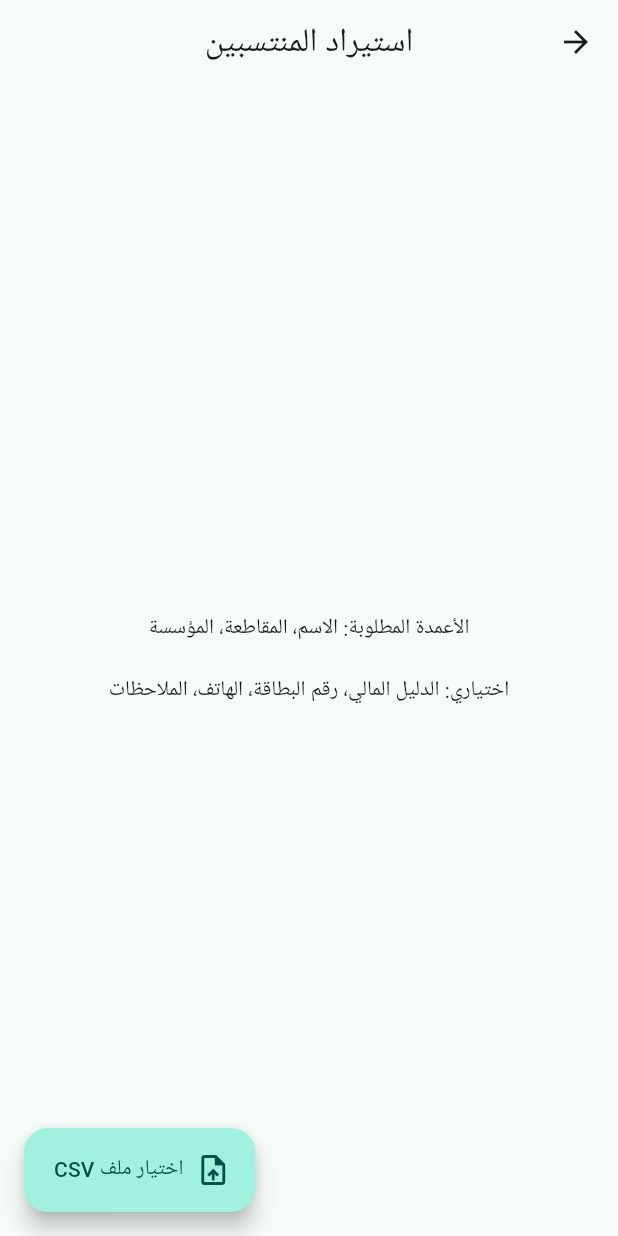
After one commit to msalemmlemine-sketch/tam-mobile, a Flutter app: the MoreScreen screen opened directly, after a tap on "استيراد المنتسبين (CSV)", on a phone screen of 412 x 824 dp. The commit adds this screen. Run offline on Flutter 3.47's test engine with Material 3 defaults, Android fonts, the phone set to English and light mode, and no system bars; our stand-ins replace csv, file_picker, flutter_secure_storage, pdf, share_plus, sqflite; accounts and stored records are empty.

Commit message:
إصلاح استيراد البيانات والدفعات التاريخية

```diff
--- a/lib/models/subscription_payment.dart
+++ b/lib/models/subscription_payment.dart
@@ -1,6 +1,6 @@
 class SubscriptionPayment {
   final int? id;
-  final int memberId;
+  final int? memberId;
   final String? memberName;
   final String? financialGuide;
   final String? cardNo;
@@ -21,7 +21,7 @@ class SubscriptionPayment {
 
   const SubscriptionPayment({
     this.id,
-    required this.memberId,
+    this.memberId,
     this.memberName,
     this.financialGuide,
     this.cardNo,
@@ -44,7 +44,7 @@ class SubscriptionPayment {
   factory SubscriptionPayment.fromMap(Map<String, Object?> map) =>
       SubscriptionPayment(
         id: map['id'] as int?,
-        memberId: map['member_id'] as int,
+        memberId: map['member_id'] as int?,
         memberName: map['member_name'] as String?,
         financialGuide: map['financial_guide'] as String?,
         cardNo: map['card_no'] as String?,
--- a/lib/screens/more/more_screen.dart
+++ b/lib/screens/more/more_screen.dart
@@ -6,6 +6,8 @@ import '../auth/change_password_screen.dart';
 import '../institutions/institutions_list_screen.dart';
 import '../reports/reports_screen.dart';
 import '../settings/backup_screen.dart';
+import '../settings/member_import_screen.dart';
+import '../settings/organization_settings_screen.dart';
 import '../subscriptions/import_screen.dart';
 
 class MoreScreen extends StatelessWidget {
@@ -32,10 +34,24 @@ class MoreScreen extends StatelessWidget {
             ),
           ),
           ListTile(
+            leading: const Icon(Icons.people_alt_outlined),
+            title: const Text('استيراد المنتسبين (CSV)'),
+            onTap: () => Navigator.of(context).push(
+              MaterialPageRoute(builder: (_) => const MemberImportScreen()),
+            ),
+          ),
+          ListTile(
             leading: const Icon(Icons.upload_file_outlined),
             title: const Text('استيراد بيانات الاشتراكات (CSV)'),
             onTap: () => Navigator.of(context).push(
               MaterialPageRoute(builder: (_) => const ImportScreen()),
+            ),
+          ),
+          ListTile(
+            leading: const Icon(Icons.image_outlined),
+            title: const Text('شعار النقابة'),
+            onTap: () => Navigator.of(context).push(
+              MaterialPageRoute(builder: (_) => const OrganizationSettingsScreen()),
             ),
           ),
           ListTile(
--- /dev/null
+++ b/lib/screens/settings/member_import_screen.dart
@@ -0,0 +1,10 @@
+import 'package:file_picker/file_picker.dart';
+import 'package:flutter/material.dart';
+import '../../services/member_importer.dart';
+
+class MemberImportScreen extends StatefulWidget { const MemberImportScreen({super.key}); @override State<MemberImportScreen> createState()=>_MemberImportScreenState(); }
+class _MemberImportScreenState extends State<MemberImportScreen>{
+  final _importer=MemberImporter(); bool _busy=false; MemberImportResult? _result;
+  Future<void> _pick()async{final p=await FilePicker.pickFiles(type:FileType.custom,allowedExtensions:['csv'],withData:false);if(p.isEmpty||p.single.path==null)return;setState(()=>_busy=true);final r=await _importer.importFile(p.single.path!);if(mounted)setState(() { _busy=false; _result=r; });}
+  @override Widget build(BuildContext context)=>Scaffold(appBar:AppBar(title:const Text('استيراد المنتسبين')),floatingActionButton:FloatingActionButton.extended(onPressed:_busy?null:_pick,icon:const Icon(Icons.upload_file),label:const Text('اختيار ملف CSV')),body:_busy?const Center(child:CircularProgressIndicator()):_result==null?const Center(child:Padding(padding:EdgeInsets.all(24),child:Text('الأعمدة المطلوبة: الاسم، المقاطعة، المؤسسة\n\nاختياري: الدليل المالي، رقم البطاقة، الهاتف، الملاحظات',textAlign:TextAlign.center))):ListView(padding:const EdgeInsets.all(20),children:[Text(_result!.success?'تم الاستيراد':'تمت العملية مع ملاحظات',style:Theme.of(context).textTheme.titleLarge),const SizedBox(height:12),Text('تمت الإضافة: ${_result!.added}'),Text('تم تجاوز الموجود: ${_result!.skipped}'),Text('الأخطاء: ${_result!.errors}'),if(_result!.error!=null)Text(_result!.error!,style:const TextStyle(color:Colors.red)),..._result!.messages.map(Text.new)]));
+}
--- a/lib/services/import/csv_normalizer.dart
+++ b/lib/services/import/csv_normalizer.dart
@@ -42,7 +42,22 @@ class CsvNormalizer {
     'ملاحظات': 'notes', 'notes': 'notes',
   };
 
+  static const Map<String, String> _memberHeaderMap = {
+    'الاسم': 'name', 'اسم': 'name', 'اسم المنتسب': 'name',
+    'الاسم الكامل': 'name', 'name': 'name',
+    'المقاطعة': 'district', 'الولاية': 'district', 'district': 'district',
+    'المؤسسة': 'institution', 'مكان العمل': 'institution',
+    'institution': 'institution',
+    'الدليل المالي': 'guide', 'الدليل': 'guide', 'guide': 'guide',
+    'رقم البطاقة': 'card_no', 'البطاقة': 'card_no', 'card_no': 'card_no',
+    'الهاتف': 'phone', 'رقم الهاتف': 'phone', 'phone': 'phone',
+    'ملاحظات': 'notes', 'notes': 'notes',
+  };
+
   static String headerKey(String header) => _headerMap[norm(header)] ?? '';
+
+  static String memberHeaderKey(String header) =>
+      _memberHeaderMap[norm(header)] ?? '';
 
   static double parseAmount(String v) {
     var s = v.trim().replaceAll('\u00A0', '').replaceAll(' ', '').replaceAll(',', '');
```
Also changed, not shown: lib/core/database/app_database.dart (+30 -6 lines), lib/screens/settings/organization_settings_screen.dart (added, +15 -0 lines), lib/services/export_service.dart (+15 -0 lines), lib/services/member_importer.dart (added, +54 -0 lines), lib/services/subscription_importer.dart (+2 -8 lines).
